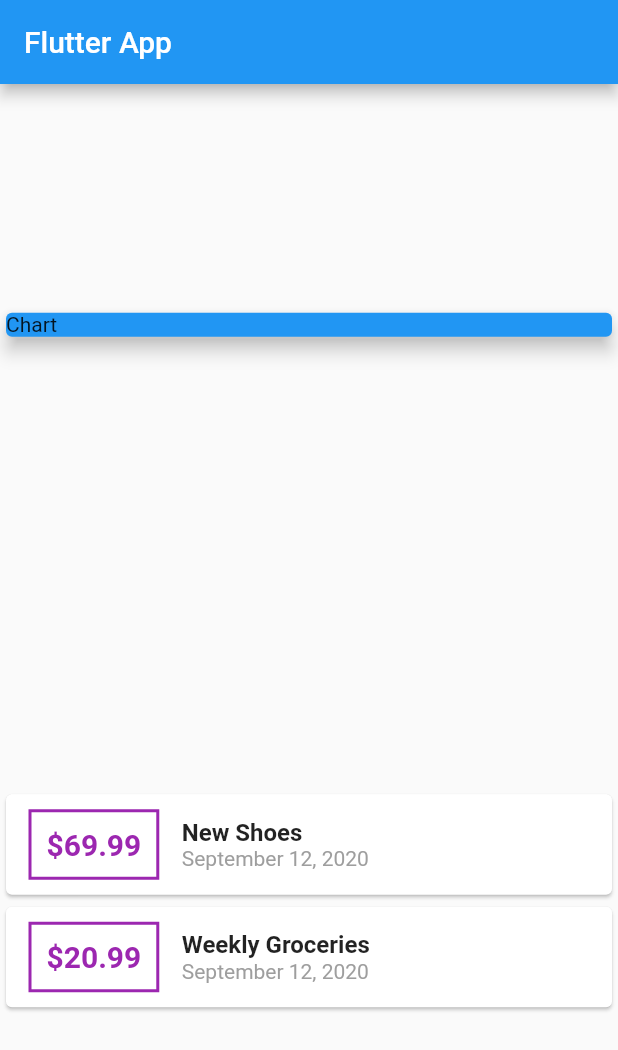
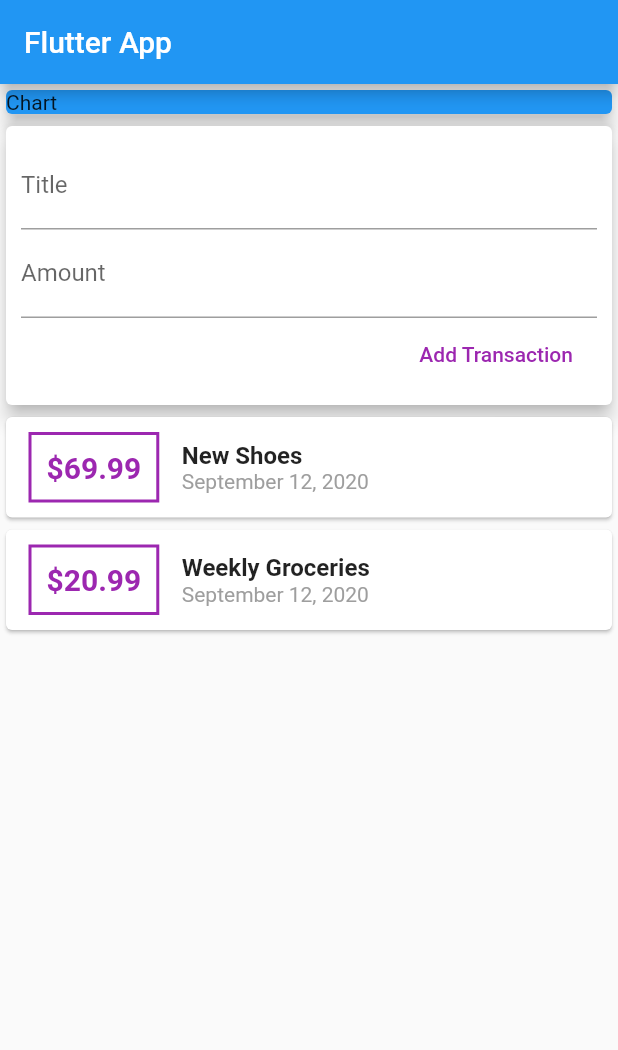
Before and after one commit to Rahul987725800/flutter-expense_planner, a Flutter app: the screen it shows after launch, on a phone screen of 412 x 824 dp. Shown: the top 1050 px of the screen. Run offline on Flutter 3.47's test engine with Material 2 defaults, Android fonts, the phone set to English and light mode, and no system bars.

Commit message:
listen to user input

```diff
--- a/lib/main.dart
+++ b/lib/main.dart
@@ -29,6 +29,8 @@ class MyHomePage extends StatelessWidget {
       date: DateTime.now(),
     ),
   ];
+  String titleInput;
+  String amountInput;
   @override
   Widget build(BuildContext context) {
     return Scaffold(
@@ -36,7 +38,6 @@ class MyHomePage extends StatelessWidget {
           title: Text('Flutter App'),
         ),
         body: Column(
-          mainAxisAlignment: MainAxisAlignment.spaceAround,
           crossAxisAlignment: CrossAxisAlignment.stretch,
           children: <Widget>[
             Container(
@@ -45,6 +46,39 @@ class MyHomePage extends StatelessWidget {
                 color: Colors.blue,
                 child: Text('Chart'),
                 elevation: 5,
+              ),
+            ),
+            Card(
+              elevation: 5,
+              child: Container(
+                padding: EdgeInsets.all(10),
+                child: Column(
+                  crossAxisAlignment: CrossAxisAlignment.end,
+                  children: [
+                    TextField(
+                      decoration: InputDecoration(
+                        labelText: 'Title',
+                      ),
+                      onChanged: (val) {
+                        titleInput = val;
+                      },
+                    ),
+                    TextField(
+                      decoration: InputDecoration(
+                        labelText: 'Amount',
+                      ),
+                      onChanged: (val) => amountInput = val,
+                    ),
+                    FlatButton(
+                      child: Text('Add Transaction'),
+                      textColor: Colors.purple,
+                      onPressed: () {
+                        print(titleInput);
+                        print(amountInput);
+                      },
+                    )
+                  ],
+                ),
               ),
             ),
             Column(
```
